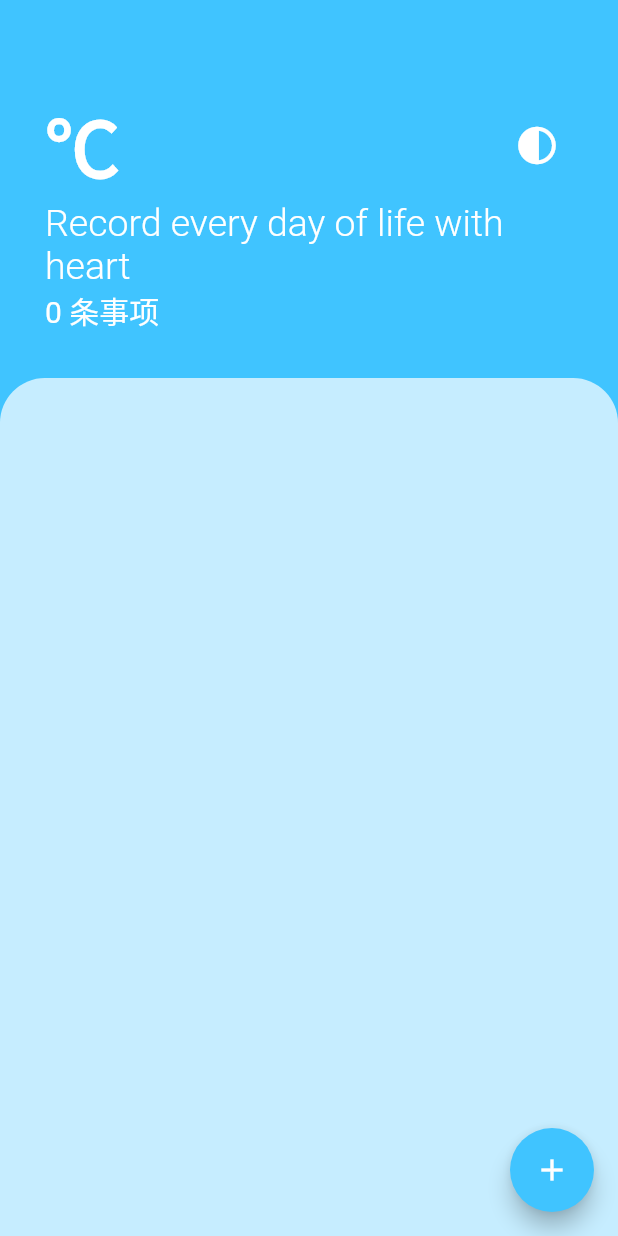
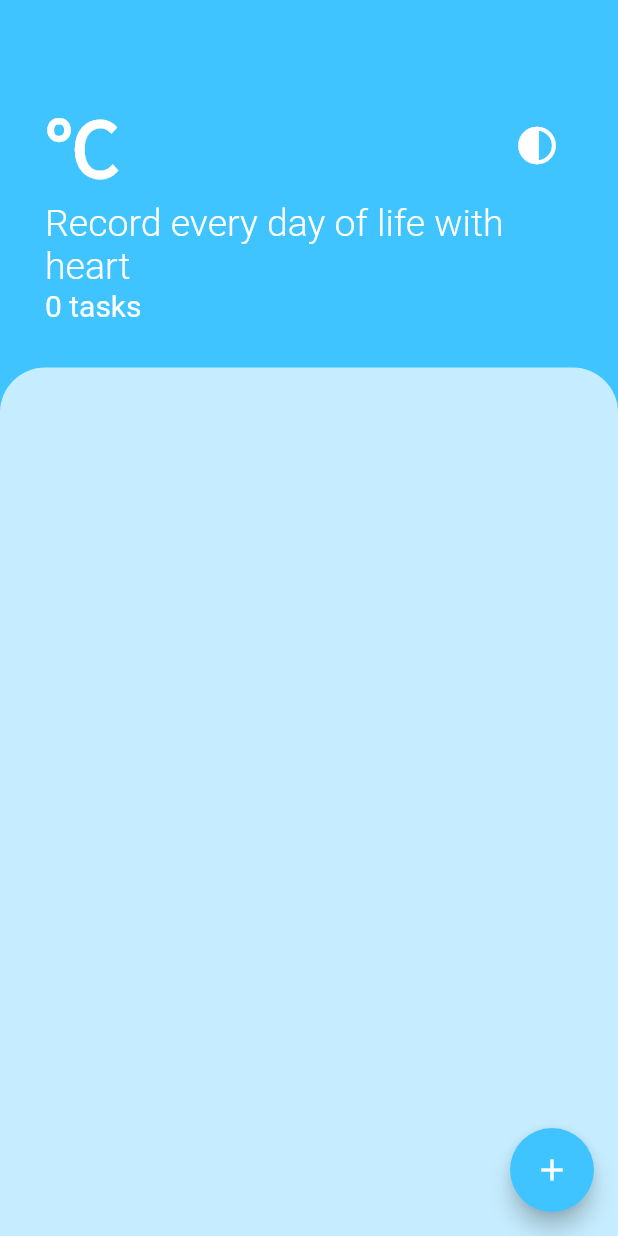
Before and after one commit to YouYiShan1248/todolist_flutter, a Flutter app: the TasksPage screen opened directly with empty values, on a phone screen of 412 x 824 dp. Run offline on Flutter 3.47's test engine with Material 2 defaults, Android fonts, the phone set to English and light mode, and no system bars; our stand-ins replace dio, flutter_spinkit, geolocator.

Commit message:
update themes todolistApp

```diff
--- a/lib/l10n/intl_en.arb
+++ b/lib/l10n/intl_en.arb
@@ -1,5 +1,6 @@
 {
     "AddTask":"AddTask",
     "Add":"Add",
-    "TabTitle":"Record every day of life with heart"
+    "TabTitle":"Record every day of life with heart",
+    "tasks":"tasks"
 }
--- a/lib/l10n/intl_zh_CN.arb
+++ b/lib/l10n/intl_zh_CN.arb
@@ -1,5 +1,6 @@
 {
     "AddTask":"添加任务",
     "Add":"添加",
-    "TabTitle":"用心记录每一天生活"
+    "TabTitle":"用心记录每一天生活",
+    "tasks":"条事务"
 }
--- a/lib/models/themes.dart
+++ b/lib/models/themes.dart
@@ -13,7 +13,6 @@ class Themes {
         FloatingActionButtonThemeData(backgroundColor: Color(0xFF0A0E21)),
   );
 
-
   Color darkColor = Color(0xFF1D1E33);
   Color lightColor = Colors.lightBlueAccent;
 }
--- a/lib/views/tasks_page.dart
+++ b/lib/views/tasks_page.dart
@@ -64,7 +64,7 @@ class TasksPage extends StatelessWidget {
                       fontWeight: FontWeight.w300),
                 ),
                 Text(
-                  '${Provider.of<TaskData>(context).taskCount} 条事项',
+                  '${Provider.of<TaskData>(context).taskCount} ${S.of(context).tasks}',
                   style: TextStyle(
                     color: Colors.white,
                     fontSize: 20.0,
--- a/lib/widgets/tasks_tile.dart
+++ b/lib/widgets/tasks_tile.dart
@@ -1,4 +1,6 @@
 import 'package:flutter/material.dart';
+import 'package:provider/provider.dart';
+import 'package:todolist_flutter/models/theme_data.dart';
 
 class TaskTile extends StatelessWidget {
   bool isChecked = false;
@@ -23,7 +25,7 @@ class TaskTile extends StatelessWidget {
             decoration: isChecked ? TextDecoration.lineThrough : null),
       ),
       trailing: Checkbox(
-        activeColor: Colors.lightBlueAccent,
+        activeColor: Provider.of<MyThemesData>(context).currentColor,
         value: isChecked,
         onChanged: (value) {
           checkboxCallback(value);
```
Also changed, not shown: lib/generated/intl/messages_en.dart, lib/generated/intl/messages_zh_CN.dart, lib/generated/l10n.dart.
